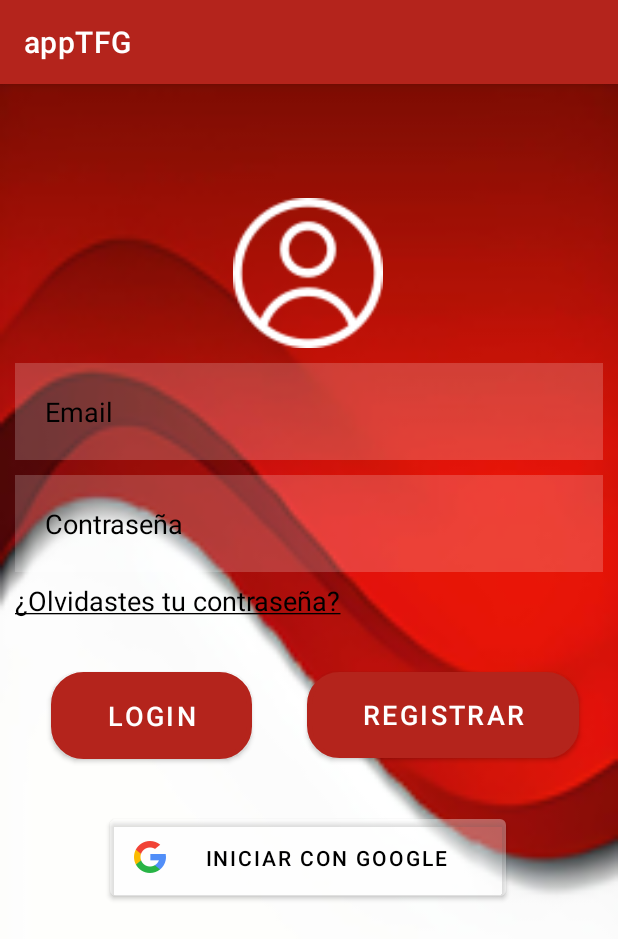
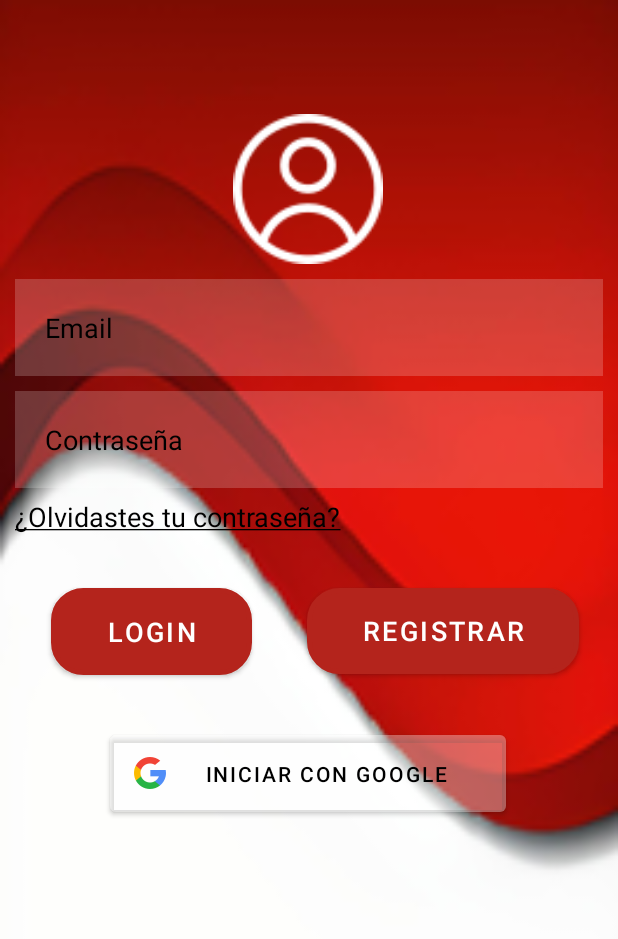
Before and after one commit to Hugo-Gomez-Sanchez-01101/TFG-Android-DAM, an Android app: the screen it shows after launch (RegistroLoginActivity), on a phone screen of 412 x 824 dp. Shown: the top 939 px of the screen. Run offline under Robolectric (Android 15) with nearby library versions, the phone set to English and light mode, and no system bars; our stand-ins replace Firebase (no records; nobody signed in at launch, a user with empty details on screens opened directly).

Commit message:
ActionBar quitada.

```diff
--- a/app/src/main/res/values-night/themes.xml
+++ b/app/src/main/res/values-night/themes.xml
@@ -1,6 +1,6 @@
 <resources xmlns:tools="http://schemas.android.com/tools">
     <!-- Base application theme. -->
-    <style name="Theme.AppTFG" parent="Theme.MaterialComponents.DayNight.DarkActionBar">
+    <style name="Theme.AppTFG" parent="Theme.MaterialComponents.DayNight.NoActionBar">
         <!-- Primary brand color. -->
         <item name="colorPrimary">@color/red_1</item>
         <!--<item name="colorPrimaryVariant">@color/purple_700</item>-->
--- a/app/src/main/res/values/themes.xml
+++ b/app/src/main/res/values/themes.xml
@@ -1,6 +1,6 @@
 <resources xmlns:tools="http://schemas.android.com/tools">
     <!-- Base application theme. -->
-    <style name="Theme.AppTFG" parent="Theme.MaterialComponents.DayNight.DarkActionBar">
+    <style name="Theme.AppTFG" parent="Theme.MaterialComponents.DayNight.NoActionBar">
         <!-- Primary brand color. -->
         <item name="colorPrimary">@color/red_1</item>
         <!--<item name="colorPrimaryVariant">@color/purple_700</item>-->
```
